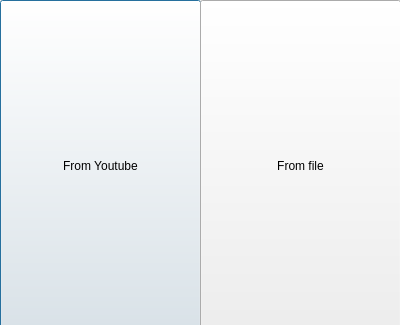
Antek-N/SpeechScan, file views/open_window.ui: the form before one commit.
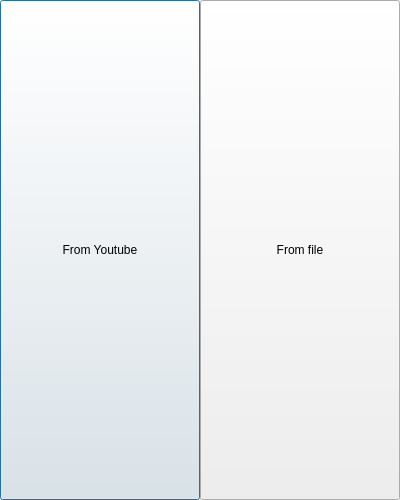
The form after the commit.

Diff of the .ui file:
```diff
--- a/views/open_window.ui
+++ b/views/open_window.ui
@@ -2,14 +2,29 @@
 <ui version="4.0">
  <class>Dialog</class>
  <widget class="QDialog" name="Dialog">
+  <property name="enabled">
+   <bool>true</bool>
+  </property>
   <property name="geometry">
    <rect>
     <x>0</x>
     <y>0</y>
     <width>400</width>
-    <height>325</height>
+    <height>500</height>
    </rect>
   </property>
+  <property name="minimumSize">
+   <size>
+    <width>400</width>
+    <height>500</height>
+   </size>
+  </property>
+  <property name="maximumSize">
+   <size>
+    <width>400</width>
+    <height>500</height>
+   </size>
+  </property>
   <property name="windowTitle">
    <string>Dialog</string>
   </property>
@@ -18,10 +33,22 @@
     <rect>
      <x>0</x>
      <y>0</y>
-     <width>201</width>
-     <height>331</height>
+     <width>200</width>
+     <height>500</height>
     </rect>
    </property>
+   <property name="minimumSize">
+    <size>
+     <width>200</width>
+     <height>500</height>
+    </size>
+   </property>
+   <property name="maximumSize">
+    <size>
+     <width>200</width>
+     <height>500</height>
+    </size>
+   </property>
    <property name="text">
     <string>From Youtube</string>
    </property>
@@ -31,10 +58,22 @@
     <rect>
      <x>200</x>
      <y>0</y>
-     <width>201</width>
-     <height>331</height>
+     <width>200</width>
+     <height>500</height>
     </rect>
    </property>
+   <property name="minimumSize">
+    <size>
+     <width>200</width>
+     <height>500</height>
+    </size>
+   </property>
+   <property name="maximumSize">
+    <size>
+     <width>200</width>
+     <height>500</height>
+    </size>
+   </property>
    <property name="text">
     <string>From file</string>
    </property>
```
